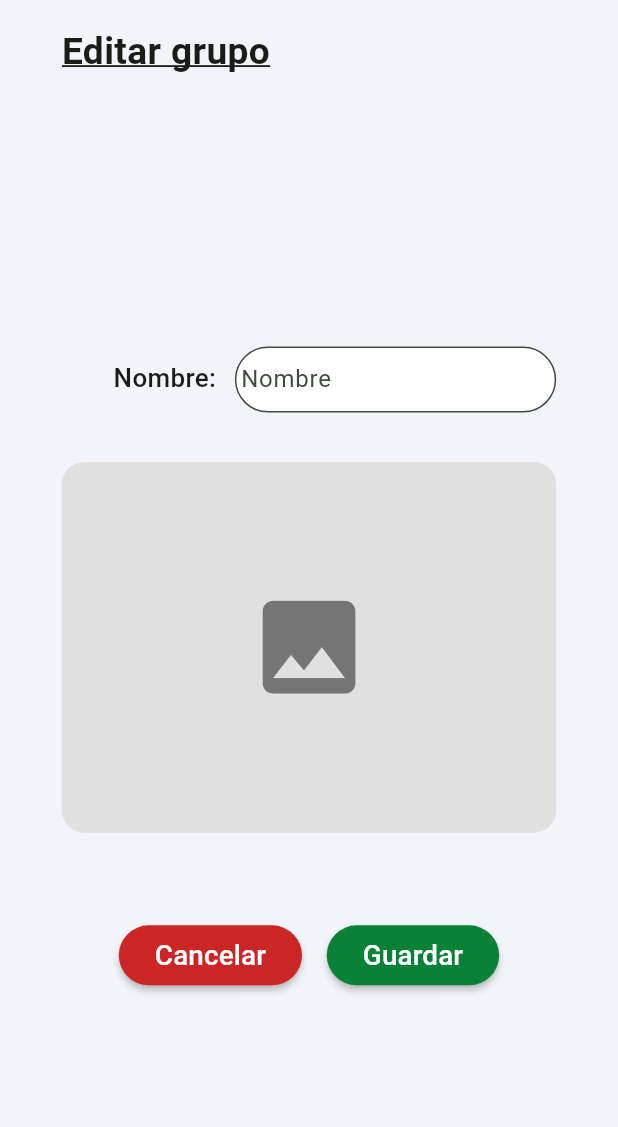
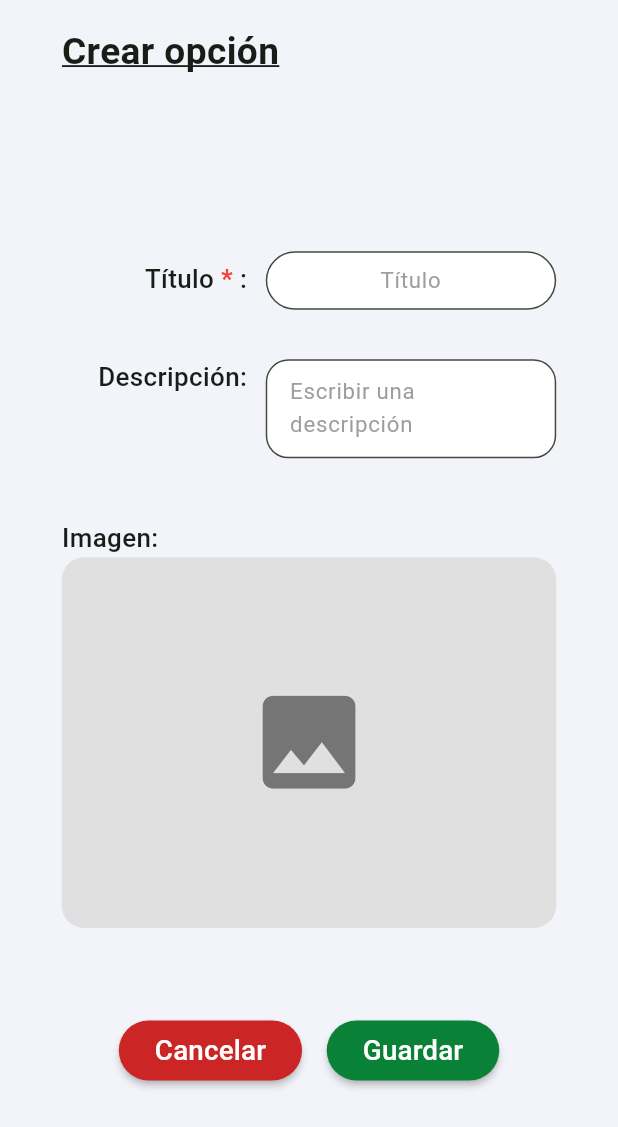
Before and after one commit to ntsec7/Dego, a Flutter app: the CreateOption screen opened by its route, on a phone screen of 412 x 824 dp. Shown: the top 1127 px of the screen. Run offline on Flutter 3.47's test engine with Material 3 defaults, Android fonts, the phone set to English and light mode, and no system bars; our stand-ins replace flutter_riverpod, google_fonts, image_picker, supabase_flutter; accounts and stored records are empty; Roboto replaces fonts that are missing (Arial).

Commit message:
proceso de hacer decisiones y opciones

```diff
--- a/lib/l10n/app_es.arb
+++ b/lib/l10n/app_es.arb
@@ -124,5 +124,10 @@
     "abrir_opciones": "Abrir opciones",
     "fecha_final_opciones" : "Fecha de finalización de las opciones",
     "fecha_final_votacion" : "Fecha de finalización de la votación",
-    "empezar" : "Empezar"
+    "empezar" : "Empezar",
+    "imagen" : "Imagen",
+    "descripcion" : "Descripción",
+    "descripcion_txt" : "Escribir una descripción",
+    "crear_opcion" : "Crear opción",
+    "error_tiempo" : "Error: No puedes seleccionar una fecha u hora que ya ha pasado"
 }
--- a/lib/l10n/app_localizations.dart
+++ b/lib/l10n/app_localizations.dart
@@ -669,6 +669,36 @@ abstract class AppLocalizations {
   /// In es, this message translates to:
   /// **'Empezar'**
   String get empezar;
+
+  /// No description provided for @imagen.
+  ///
+  /// In es, this message translates to:
+  /// **'Imagen'**
+  String get imagen;
+
+  /// No description provided for @descripcion.
+  ///
+  /// In es, this message translates to:
+  /// **'Descripción'**
+  String get descripcion;
+
+  /// No description provided for @descripcion_txt.
+  ///
+  /// In es, this message translates to:
+  /// **'Escribir una descripción'**
+  String get descripcion_txt;
+
+  /// No description provided for @crear_opcion.
+  ///
+  /// In es, this message translates to:
+  /// **'Crear opción'**
+  String get crear_opcion;
+
+  /// No description provided for @error_tiempo.
+  ///
+  /// In es, this message translates to:
+  /// **'Error: No puedes seleccionar una fecha u hora que ya ha pasado'**
+  String get error_tiempo;
 }
 
 class _AppLocalizationsDelegate
--- a/lib/l10n/app_localizations_es.dart
+++ b/lib/l10n/app_localizations_es.dart
@@ -316,4 +316,20 @@ class AppLocalizationsEs extends AppLocalizations {
 
   @override
   String get empezar => 'Empezar';
+
+  @override
+  String get imagen => 'Imagen';
+
+  @override
+  String get descripcion => 'Descripción';
+
+  @override
+  String get descripcion_txt => 'Escribir una descripción';
+
+  @override
+  String get crear_opcion => 'Crear opción';
+
+  @override
+  String get error_tiempo =>
+      'Error: No puedes seleccionar una fecha u hora que ya ha pasado';
 }
--- a/lib/screens/create_option.dart
+++ b/lib/screens/create_option.dart
@@ -20,7 +20,8 @@ class _CreateOption extends ConsumerState<CreateOption> {
 
   final _formKey = GlobalKey<FormState>();
 
-  final TextEditingController _name = TextEditingController();
+  final TextEditingController _title = TextEditingController();
+  final TextEditingController _description = TextEditingController();
 
   final picker = ImagePicker();
 
@@ -28,9 +29,15 @@ class _CreateOption extends ConsumerState<CreateOption> {
   XFile? selectedImage;
 
   //Bandera para asignar los valores de Riverpod solo una vez.
-  bool _isInitialized = false;
   bool imageRemoved = false;
 
+
+  @override
+  void dispose() {
+    _title.dispose();
+    _description.dispose();
+    super.dispose();
+  }
 
   @override
   Widget build(BuildContext context) {
@@ -40,10 +47,7 @@ class _CreateOption extends ConsumerState<CreateOption> {
 
     final grupo = ref.watch(currentGroupProvider);
 
-    if (!_isInitialized && grupo != null) {
-      _name.text = grupo.name;
-      _isInitialized = true;
-    }
+    final labelWidth = web ? screenWidth * 0.1 : screenWidth * 0.3;
 
     return Scaffold(
       body: SafeArea(
@@ -61,7 +65,7 @@ class _CreateOption extends ConsumerState<CreateOption> {
                   Align(
                   alignment: Alignment.centerLeft,
                   child: Text(
-                    context.lang.editar_grupo,
+                    context.lang.crear_opcion,
                     style: TextStyle(
                       fontSize: web
                           ? (screenHeight + screenWidth) * 0.01
@@ -95,15 +99,82 @@ class _CreateOption extends ConsumerState<CreateOption> {
                               children: [
                                 SizedBox(height: screenHeight * 0.05),
 
-                                //NOMBRE
-                                Row(
-                                  crossAxisAlignment: CrossAxisAlignment.baseline,
-                                  textBaseline: TextBaseline.alphabetic,
+                            //TÍTULO
+                            Row(
+                              crossAxisAlignment: CrossAxisAlignment.baseline,
+                              textBaseline: TextBaseline.alphabetic,
+                              children: [
+                                SizedBox(
+                                  width: labelWidth,
+                                  child:
+                                  Text.rich(
+                                    TextSpan(
+                                      text: "${context.lang.titulo} ",
+                                      style: TextStyle(
+                                        fontWeight: FontWeight.w500,
+                                        fontSize: web ? (screenHeight + screenWidth) * 0.012 : (screenHeight + screenWidth) * 0.014,
+                                        color: Theme.of(context).textTheme.bodyLarge?.color,
+                                      ),
+                                      children: const [
+                                        TextSpan(
+                                          text: '*',
+                                          style: TextStyle(
+                                            color: Colors.red,
+                                            fontWeight: FontWeight.bold,
+                                          ),
+                                        ),
+                                        TextSpan(
+                                          text: ' :',
+                                        ),
+                                      ],
+                                    ),
+                                    textAlign: TextAlign.right,
+                                  )
+                                                            ),
+                                SizedBox(width: screenWidth * 0.03),
+                                Expanded(
+                                  child: TextFormField(
+                                    key: const Key('nameField'),
+                                    controller: _title,
+                                    validator: (value) => value == null || value.isEmpty ? context.lang.campo_obligatorio : null,
+                                    cursorColor: Colors.grey,
+                                    textAlign: TextAlign.center,
+                                    style: TextStyle(
+                                      color: Colors.black,
+                                      fontWeight: FontWeight.normal,
+                                      fontFamily: 'Arial',
+                                      fontSize: web ? (screenHeight + screenWidth) * 0.01 : (screenHeight + screenWidth) * 0.0125,
+                                    ),
+                                    decoration: InputDecoration(
+                                      hintText: context.lang.titulo,
+                                      hintStyle: TextStyle(
+                                        color: Colors.grey,
+                                        fontSize: web ? (screenHeight + screenWidth) * 0.01 : (screenHeight + screenWidth) * 0.012,
+                                      ),
+                                      errorStyle: TextStyle(
+                                        fontSize: web ? (screenHeight + screenWidth) * 0.007 : (screenHeight + screenWidth) * 0.012,
+                                      ),
+                                      border: OutlineInputBorder(borderRadius: BorderRadius.circular(40)),
+                                      filled: true,
+                                      fillColor: Colors.white,
+                                      isDense: true,
+                                      contentPadding: const EdgeInsets.symmetric(vertical: 8),
+                                    ),
+                                  ),
+                                ),
+                              ],
+                            ),
+
+                            SizedBox(height: screenHeight * 0.04),
+
+                            //DESCRIPCIÓN
+                            Row(
+                                  crossAxisAlignment: CrossAxisAlignment.start, // Alineado arriba porque es multilínea
                                   children: [
                                     SizedBox(
-                                      width: web ? screenWidth * 0.1 : screenWidth * 0.25,
+                                      width: labelWidth,
                                       child: Text(
-                                        "${context.lang.nombre}: ",
+                                        "${context.lang.descripcion}: ",
                                         textAlign: TextAlign.right,
                                         style: TextStyle(
                                           fontWeight: FontWeight.w500,
@@ -113,23 +184,32 @@ class _CreateOption extends ConsumerState<CreateOption> {
                                         ),
                                       ),
                                     ),
-                                    SizedBox(width: web ? screenWidth * 0.015 : screenWidth * 0.03),
+                                    SizedBox(width: screenWidth * 0.03),
                                     Expanded(
                                       child: TextFormField(
-                                        key: const Key('nameField'),
-                                        validator: (value) => value == null || value.isEmpty
-                                            ? context.lang.campo_obligatorio
-                                            : null,
-                                        controller: _name,
-                                        style: const TextStyle(color: Colors.black),
+                                        key: const Key('descriptionField'),
+                                        controller: _description,
+                                        maxLines: 4, // Permite múltiples líneas para texto libre
+                                        minLines: 2,
+                                        cursorColor: Colors.grey,
+                                        textAlign: TextAlign.start, // Alineación de texto tradicional para parágrafos
+                                        style: TextStyle(
+                                          color: Colors.black,
+                                          fontWeight: FontWeight.normal,
+                                          fontFamily: 'Arial',
+                                          fontSize: web ? (screenHeight + screenWidth) * 0.01 : (screenHeight + screenWidth) * 0.0125,
+                                        ),
                                         decoration: InputDecoration(
-                                          hintText: context.lang.nombre,
-                                          border: OutlineInputBorder(
-                                              borderRadius: BorderRadius.circular(40)),
+                                          hintText: context.lang.descripcion_txt,
+                                          hintStyle: TextStyle(
+                                            color: Colors.grey,
+                                            fontSize: web ? (screenHeight + screenWidth) * 0.01 : (screenHeight + screenWidth) * 0.012,
+                                          ),
+                                          border: OutlineInputBorder(borderRadius: BorderRadius.circular(15)), // Bordes sutiles para bloques de texto
                                           filled: true,
                                           fillColor: Colors.white,
                                           isDense: true,
-                                          contentPadding: const EdgeInsets.symmetric(vertical: 10),
+                                          contentPadding: const EdgeInsets.symmetric(vertical: 10, horizontal: 12),
                                         ),
                                       ),
                                     ),
@@ -137,7 +217,25 @@ class _CreateOption extends ConsumerState<CreateOption> {
                                 ),
 
 
-                                SizedBox(height: screenHeight * 0.04),
+                              SizedBox(height: screenHeight * 0.04),
+
+                             Column(
+                                  crossAxisAlignment: CrossAxisAlignment.start,
+                                  children: [
+                                    SizedBox(
+                                      width: labelWidth,
+                                      child: Padding(
+                                        padding: const EdgeInsets.only(top: 8.0), // Nivelado visualmente con el botón
+                                        child: Text(
+                                            "${context.lang.imagen}: ",
+                                              style: TextStyle(
+                                                fontWeight: FontWeight.w500,
+                                                fontSize: web ? (screenHeight + screenWidth) * 0.012 : (screenHeight + screenWidth) * 0.014,
+                                                color: Theme.of(context).textTheme.bodyLarge?.color,
+                                              ),
+                                          )
+                                      ),
+                                    ),
 
                                 //FOTO
                                 Stack(  //para poder poner la x
@@ -240,6 +338,8 @@ class _CreateOption extends ConsumerState<CreateOption> {
                                       ),
                                   ],
                                 ),
+                                  ],
+                             ),
 
                                 SizedBox(height: screenHeight * 0.07),
 
@@ -272,23 +372,14 @@ class _CreateOption extends ConsumerState<CreateOption> {
                                       setState(() => _loading = true);
                                       try {
 
-                                        Uint8List? sendImage;
-                                        bool deletePhoto= false;
+                                        // Uint8List? sendImage;
+                                        // bool deletePhoto= false;
 
-                                        if(imageBytes!=null){ //nueva foto
-                                          sendImage = imageBytes;
-                                        } else if(imageRemoved){  //ha borrado la foto que había
-                                          deletePhoto = true;
-                                        }
-
-                                        String? sendName;
-                                        if (_name.text.trim() != grupo?.name) {
-                                          sendName = _name.text.trim();  //Solo lo enviamos si es distinto de lo que había
-                                        }
-
-                                        if(sendImage!=null || deletePhoto || sendName!=null){
-                                          await ref.read(createProvider.notifier).updateGroup(id:grupo!.id, name: sendName, image: sendImage, deletePhoto: deletePhoto, oldImageName: grupo.image);
-                                        }
+                                        // if(imageBytes!=null){ //nueva foto
+                                        //   sendImage = imageBytes;
+                                        // } else if(imageRemoved){  //ha borrado la foto que había
+                                        //   deletePhoto = true;
+                                        // }
 
                                         if(!context.mounted) return;
 
```
Also changed, not shown: lib/models/decision.dart (+19 -11 lines), lib/models/decision_draft.dart (added, +35 -0 lines), lib/models/option.dart (added, +42 -0 lines), lib/models/option_draft.dart (added, +18 -0 lines), lib/providers/decision_creator_provider.dart (added, +71 -0 lines), lib/screens/create_decision.dart (+21 -15 lines).
